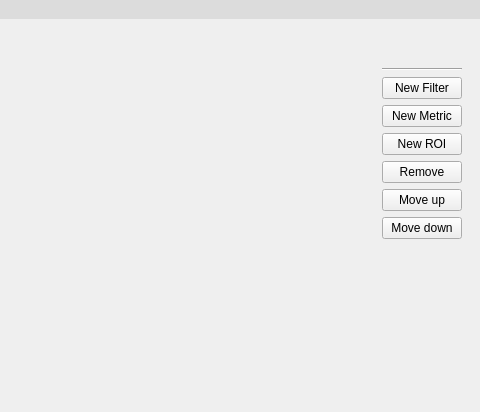
OSUDSL/pydre, file gui/ui_files/mainwindow.ui: the form before one commit; both pictures show x 220 to 700 and y 0 to 412 of the 700 by 412 pixel window.
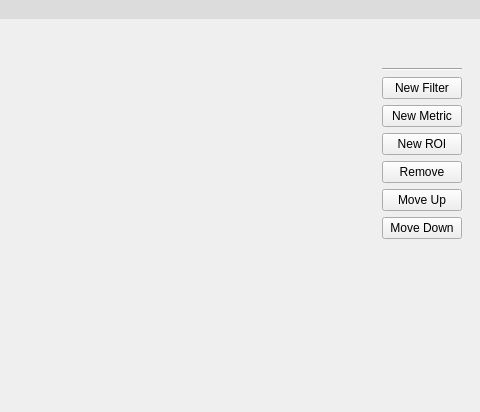
The form after the commit. Icons and pictures are not drawn.

What changed in the file:
```diff
--- a/gui/ui_files/mainwindow.ui
+++ b/gui/ui_files/mainwindow.ui
@@ -293,14 +293,14 @@
                <item>
                 <widget class="QPushButton" name="move_up_btn">
                  <property name="text">
-                  <string>Move up</string>
+                  <string>Move Up</string>
                  </property>
                 </widget>
                </item>
                <item>
                 <widget class="QPushButton" name="move_down_btn">
                  <property name="text">
-                  <string>Move down</string>
+                  <string>Move Down</string>
                  </property>
                 </widget>
                </item>
```
Left out of the diff: 6 changed lines with no effect on the pictures.
